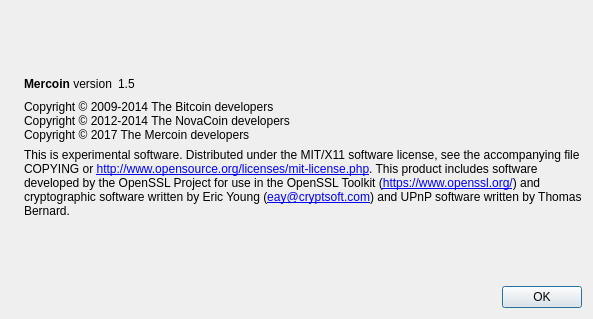
Qt form src/qt/forms/aboutdialog.ui (MERCOINMRN/Mercoin) before a commit.
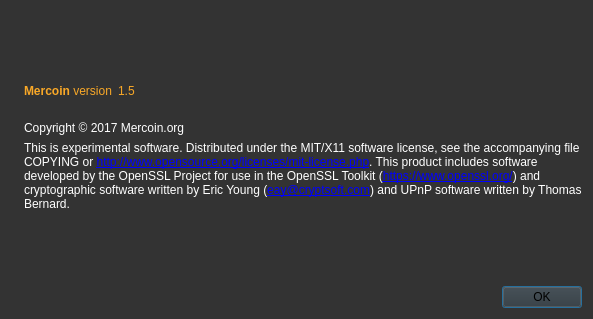
The same form after that commit. Icons and pictures are not drawn.

Diff of the .ui file:
```diff
--- a/src/qt/forms/aboutdialog.ui
+++ b/src/qt/forms/aboutdialog.ui
@@ -13,6 +13,9 @@
   <property name="windowTitle">
    <string>About Mercoin</string>
   </property>
+  <property name="styleSheet">
+   <string notr="true">background-color: rgb(51, 51, 51);</string>
+  </property>
   <layout class="QHBoxLayout" name="horizontalLayout_2">
    <item>
     <widget class="QLabel" name="label_4">
@@ -22,6 +25,11 @@
        <verstretch>0</verstretch>
       </sizepolicy>
      </property>
+     <property name="styleSheet">
+      <string notr="true">
+background-color:rgb(51, 51, 51);
+</string>
+     </property>
      <property name="pixmap">
       <pixmap resource="../bitcoin.qrc">:/images/about</pixmap>
      </property>
@@ -49,6 +57,9 @@
          <property name="cursor">
           <cursorShape>IBeamCursor</cursorShape>
          </property>
+         <property name="styleSheet">
+          <string notr="true">color: rgb(249, 168, 39);</string>
+         </property>
          <property name="text">
           <string>&lt;b&gt;Mercoin&lt;/b&gt; version</string>
          </property>
@@ -62,6 +73,9 @@
          <property name="cursor">
           <cursorShape>IBeamCursor</cursorShape>
          </property>
+         <property name="styleSheet">
+          <string notr="true">color: rgb(249, 168, 39);</string>
+         </property>
          <property name="text">
           <string notr="true">1.5</string>
          </property>
@@ -90,10 +104,12 @@
        <property name="cursor">
         <cursorShape>IBeamCursor</cursorShape>
        </property>
+       <property name="styleSheet">
+        <string notr="true">color: rgb(255, 255, 255);</string>
+       </property>
        <property name="text">
-        <string>Copyright © 2009-2014 The Bitcoin developers
-Copyright © 2012-2014 The NovaCoin developers
-Copyright © 2017 The Mercoin developers</string>
+        <string>
+Copyright © 2017 Mercoin.org</string>
        </property>
        <property name="textInteractionFlags">
         <set>Qt::LinksAccessibleByMouse|Qt::TextSelectableByKeyboard|Qt::TextSelectableByMouse</set>
@@ -105,6 +121,10 @@
        <property name="cursor">
         <cursorShape>IBeamCursor</cursorShape>
        </property>
+       <property name="styleSheet">
+        <string notr="true">color: rgb(255, 255, 255);
+background-color:rgb(51, 51, 51);</string>
+       </property>
        <property name="text">
         <string>
 This is experimental software.
@@ -139,6 +159,9 @@
      </item>
      <item>
       <widget class="QDialogButtonBox" name="buttonBox">
+       <property name="styleSheet">
+        <string notr="true">background-color: rgb(51, 51, 51);</string>
+       </property>
        <property name="orientation">
         <enum>Qt::Horizontal</enum>
        </property>
```
